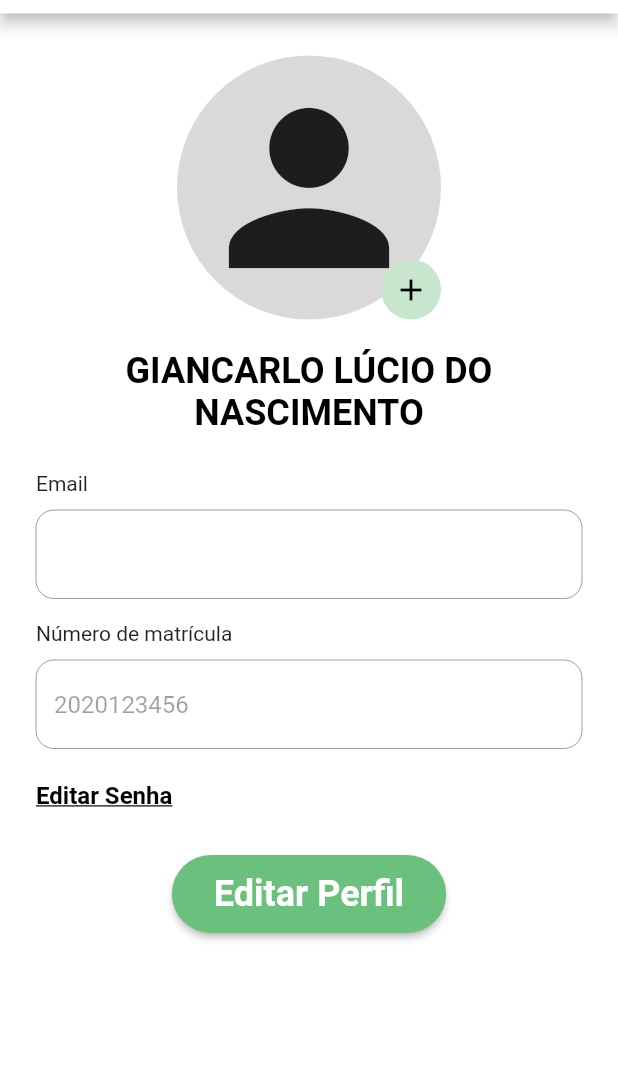
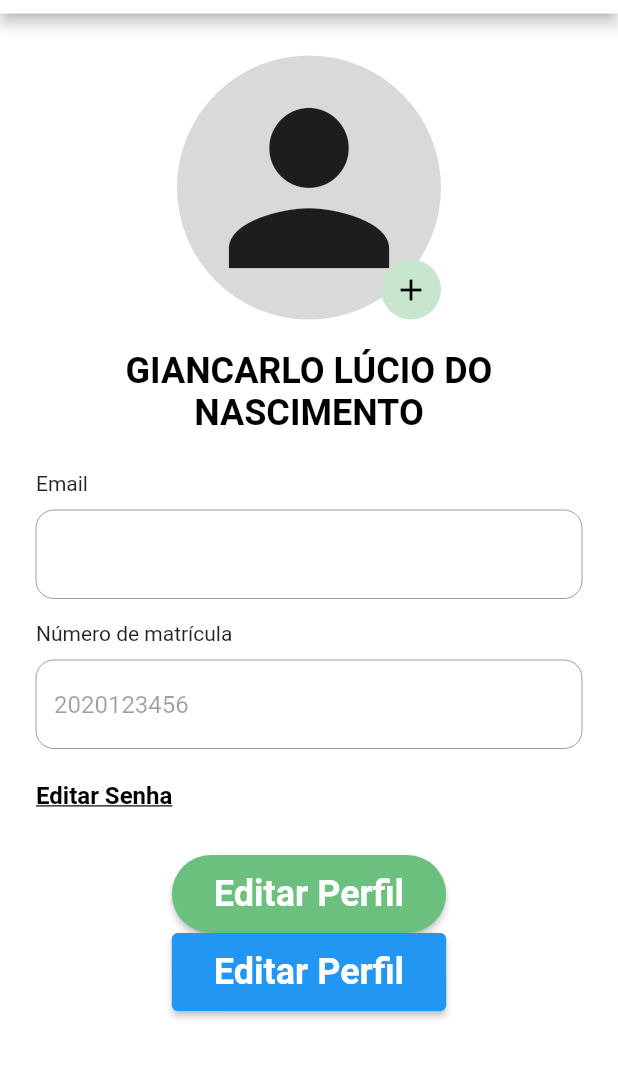
Before and after one commit to ludmilabss/App_prmo, a Flutter app: the PerfilMonitor screen opened directly with empty values, on a phone screen of 412 x 824 dp, the part 69-1148 px from its top. Run offline on Flutter 3.47's test engine with Material 2 defaults, Android fonts, the phone set to English and light mode, and no system bars; our stand-ins replace sqflite, table_calendar; accounts and stored records are empty; network calls fail.

Commit message:
atualização de dados

```diff
--- a/lib/monitor_pages/perfil_m.dart
+++ b/lib/monitor_pages/perfil_m.dart
@@ -1,3 +1,4 @@
+import 'package:app_prmo/data/monitor_dao.dart';
 import 'package:app_prmo/domain/monitor.dart';
 import 'package:app_prmo/pages/login_page.dart';
 import 'package:flutter/material.dart';
@@ -26,6 +27,7 @@ class _PerfilMonitorState extends State<PerfilMonitor> {
   var _matriculanum = "2020123456";
   String btn = "Editar Perfil";
   bool button = true;
+  bool _hab = false;
 
   @override
   Widget build(BuildContext context) {
@@ -150,7 +152,9 @@ class _PerfilMonitorState extends State<PerfilMonitor> {
                   const SizedBox(height: 30),
 
                   Center(
-                    child: ElevatedButton(
+                    child: Column(
+                      children: [
+                        ElevatedButton(
                           style: ElevatedButton.styleFrom(
                             primary: const Color(0xFF6BC07D),
                             shape: RoundedRectangleBorder(
@@ -164,6 +168,7 @@ class _PerfilMonitorState extends State<PerfilMonitor> {
                               // _email = emailcontroller.text;
                               _matriculanum = matriculacontroller.text;
                               button = !button;
+                              _hab = !_hab;
                               if (button == false){
                                 btn = "Salvar";
                               } else{
@@ -182,8 +187,20 @@ class _PerfilMonitorState extends State<PerfilMonitor> {
                             ),
                           ),
                         ),
+                        ElevatedButton(onPressed: () => MonitorDao().Atualizar(novoemail: emailcontroller.text, email: widget.lista.email, password: widget.lista.password), child:
+                        Padding(
+                          padding: const EdgeInsets.all(12.0),
+                          child: Text( btn,
+                            style: const TextStyle(
+                              color: Colors.white,
+                              fontSize: 24,
+                              fontWeight: FontWeight.bold,
                             ),
-
+                          ),
+                        ),)
+                      ],
+                    ),
+                  ),
                 ],
               ),
             ),
@@ -196,4 +213,19 @@ class _PerfilMonitorState extends State<PerfilMonitor> {
       ),
     );
   }
+
+  void ontap(){
+    if(_hab){
+      Navigator.pushReplacement(context,
+          MaterialPageRoute(
+              builder: (context){
+                return const EditarSenhaPage();
               }
+          )
+      );
+    } else {
+          () {};
+    }
+
+  }
+}
```
Also changed, not shown: lib/data/monitor_dao.dart (+10 -5 lines). Lines whose indentation alone changed are shown as unchanged.
